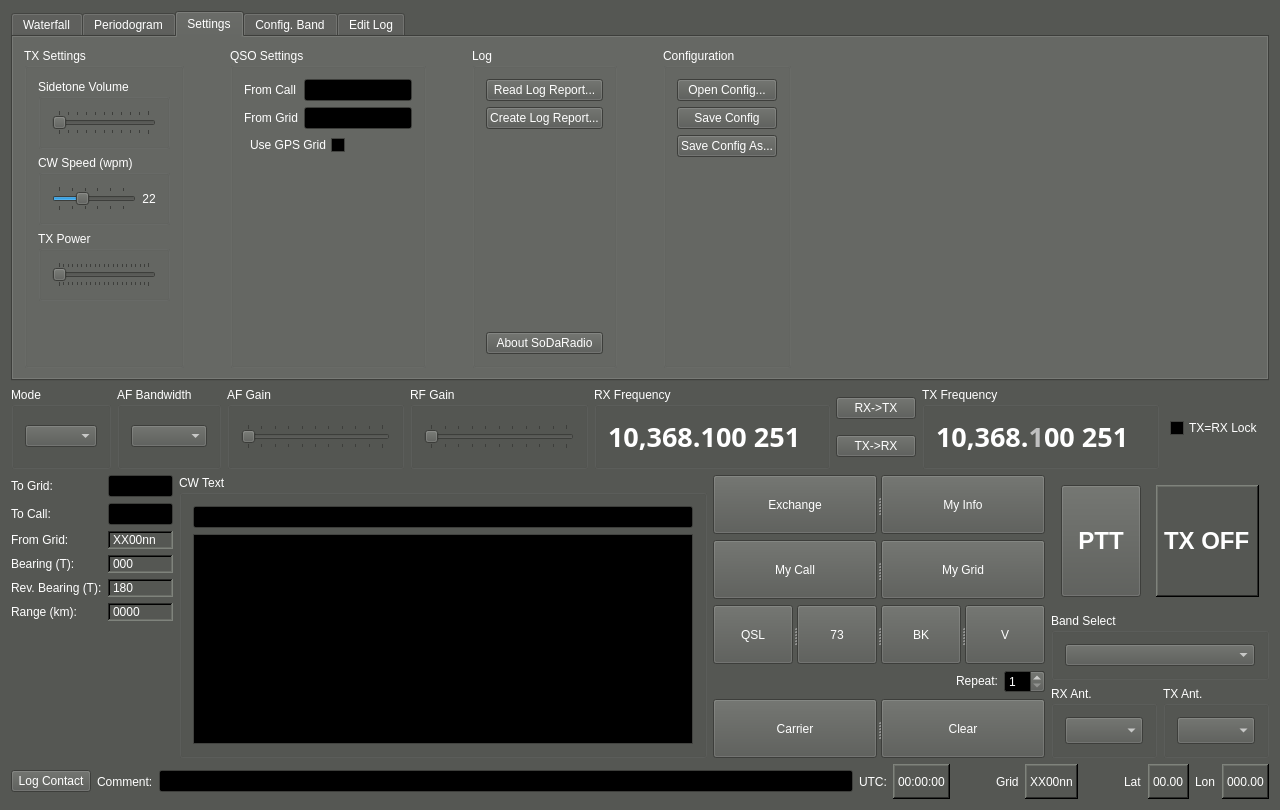
Above: qtgui/mainwindow.ui from kb1vc/SoDaRadio before the change. Below: the same form after it.
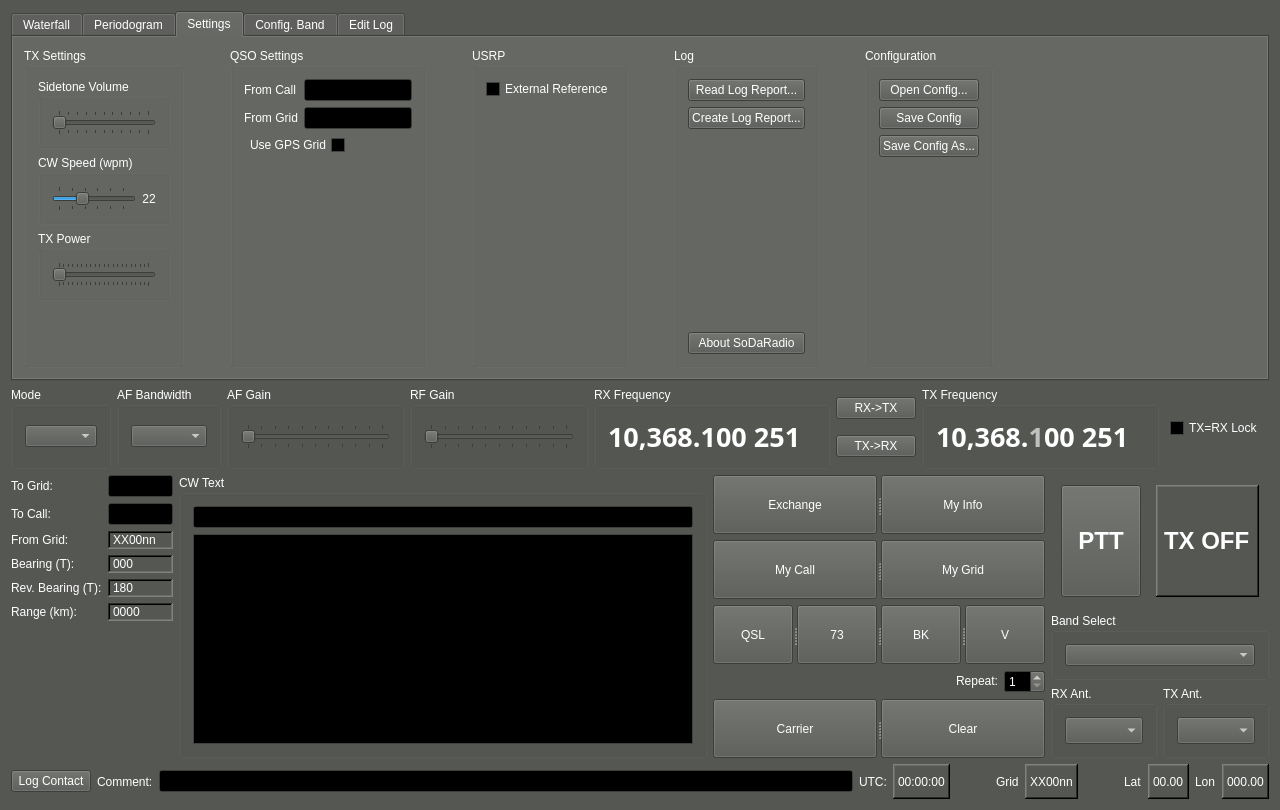
That is the form after the change. Icons and pictures are not drawn. Custom widgets are drawn as their Qt base class.

The edit to the form file:
```diff
--- a/qtgui/mainwindow.ui
+++ b/qtgui/mainwindow.ui
@@ -951,6 +951,54 @@
             </layout>
            </widget>
           </item>
+          <item>
+           <spacer name="horizontalSpacer_15">
+            <property name="orientation">
+             <enum>Qt::Horizontal</enum>
+            </property>
+            <property name="sizeHint" stdset="0">
+             <size>
+              <width>40</width>
+              <height>20</height>
+             </size>
+            </property>
+           </spacer>
+          </item>
+          <item>
+           <widget class="QGroupBox" name="groupBox_6">
+            <property name="title">
+             <string>USRP</string>
+            </property>
+            <layout class="QVBoxLayout" name="verticalLayout">
+             <item>
+              <widget class="QCheckBox" name="externalRefClock_ck">
+               <property name="sizePolicy">
+                <sizepolicy hsizetype="Expanding" vsizetype="Fixed">
+                 <horstretch>2</horstretch>
+                 <verstretch>0</verstretch>
+                </sizepolicy>
+               </property>
+               <property name="text">
+                <string>External Reference</string>
+               </property>
+              </widget>
+             </item>
+             <item>
+              <spacer name="verticalSpacer_6">
+               <property name="orientation">
+                <enum>Qt::Vertical</enum>
+               </property>
+               <property name="sizeHint" stdset="0">
+                <size>
+                 <width>20</width>
+                 <height>40</height>
+                </size>
+               </property>
+              </spacer>
+             </item>
+            </layout>
+           </widget>
+          </item>
           <item>
            <spacer name="horizontalSpacer_10">
             <property name="orientation">
```
Left out of the diff: 12 changed lines with no effect on the pictures.
